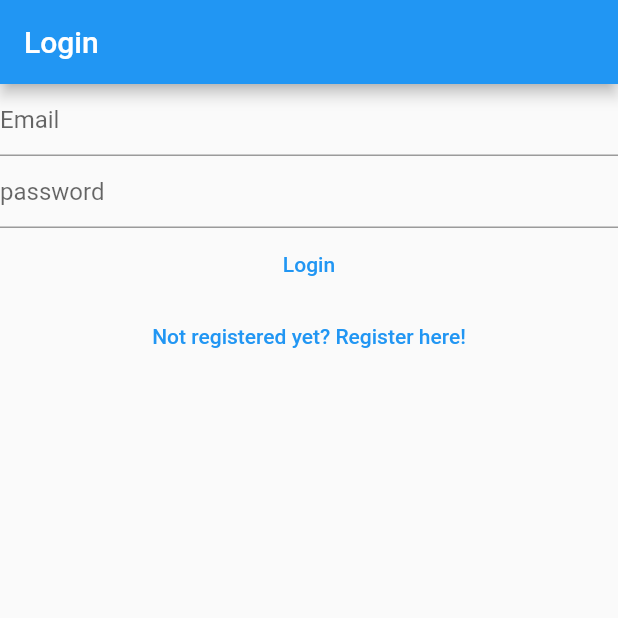
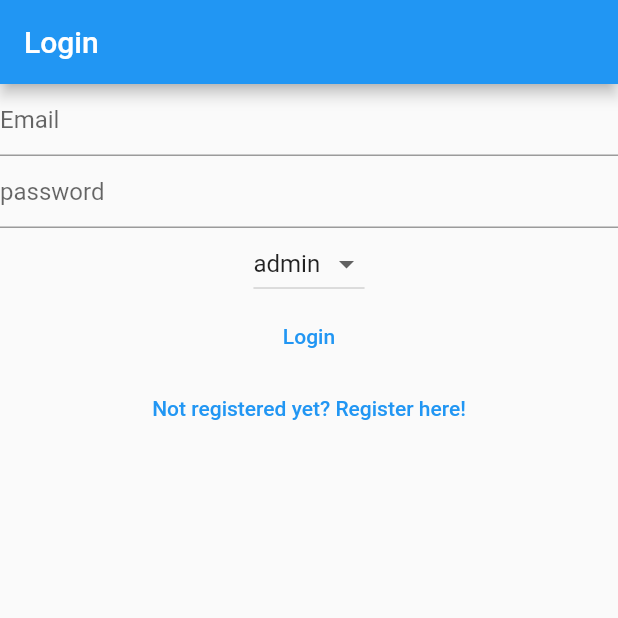
Before and after one commit to Nandan17/project_arbor, a Flutter app: the screen it shows after launch, after a tap on "Login", on a phone screen of 412 x 824 dp, the top half of it. Run offline on Flutter 3.47's test engine with Material 2 defaults, Android fonts, the phone set to English and light mode, and no system bars; our stand-ins replace firebase_auth, firebase_core; accounts and stored records are empty; network calls fail.

Commit message:
fourth commit

```diff
--- a/arbor/lib/main.dart
+++ b/arbor/lib/main.dart
@@ -1,3 +1,6 @@
+import 'package:arbor/views/home/admin_view.dart';
+import 'package:arbor/views/home/master_view.dart';
+import 'package:arbor/views/home/public_view.dart';
 import 'package:arbor/views/login_view.dart';
 import 'package:arbor/views/register_view.dart';
 import 'package:arbor/views/verify_email_view.dart';
@@ -12,13 +15,16 @@ void main() {
    MaterialApp(
      title: 'Arbor',
      theme: ThemeData(
-       primaryColor: Colors.green,
+       primaryColor: Colors.blue,
      ),
      home: const HomePage(),
      routes: {
-       '/login/':(context) => LoginView(),
-       '/register/':(context) => RegisterView(),
-       '/verify-email-view/':(context) => VerifyEmailView(),
+       '/login/':(context) => const LoginView(),
+       '/register/':(context) => const RegisterView(),
+       '/verify-email-view/':(context) => const VerifyEmailView(),
+       '/public/':(context) => const PublicView(),
+       '/admin/':(context) => const AdminView(),
+       '/master/':(context) => const MasterView(),
      },
    )
   );
@@ -40,9 +46,8 @@ class HomePage extends StatelessWidget {
                 if(user != null){
 
                   if(user.emailVerified){
-                     //devtools.log('email varified');
-                     //return const LoginView();
-                     print('Email is verified');
+                     //devtools.log('email verified');
+                     return const PublicView();
                    }else{
                      return const VerifyEmailView();
                    }
@@ -50,7 +55,6 @@ class HomePage extends StatelessWidget {
                     return const LoginView();
                 }
 
-               return const Text('Done');
                default:
                   return const CircularProgressIndicator();
           }
--- a/arbor/lib/views/login_view.dart
+++ b/arbor/lib/views/login_view.dart
@@ -1,5 +1,6 @@
 import 'package:firebase_auth/firebase_auth.dart';
 import 'package:flutter/material.dart';
+import 'dart:developer' as devtools show log;
 
 class LoginView extends StatefulWidget {
   const LoginView({ Key? key }) : super(key: key);
@@ -25,6 +26,9 @@ class _LoginViewState extends State<LoginView> {
     _password.dispose();
     super.dispose();
   }
+
+ List<String> items = <String>['admin','master','public'];
+ String selectedItem = 'admin';
 
   @override
   Widget build(BuildContext context) {
@@ -52,21 +56,67 @@ class _LoginViewState extends State<LoginView> {
               hintText: 'password'
             ),
           ),
+          DropdownButton<String>(
+            //hint: const Text('Select one'),
+            value: selectedItem,
+            items: items.map((String item) => DropdownMenuItem<String>(
+                   value: item,
+                   child: Text(item)
+                  ),
+                  ).toList(),
+              onChanged: (item) => setState(() {
+                selectedItem = item!;
+              }),
+          ),
           TextButton(
             onPressed: () async {
              final email = _email.text;
-            final password = _password.text;
+             final password = _password.text;
 
             try{
-              await FirebaseAuth.instance.signInWithEmailAndPassword(
+              final userCredential = await FirebaseAuth.instance.signInWithEmailAndPassword(
               email: email,
               password: password,
               );
+
+              devtools.log(userCredential.toString());
+              final user = FirebaseAuth.instance.currentUser;
+              if(user?.emailVerified ?? false){
+                //if users email is varified
+                devtools.log(selectedItem.toString());
+                if(selectedItem == 'admin'){
+                  Navigator.of(context)
+                .pushNamedAndRemoveUntil(
+                '/admin/',
+                (route) => false,);
+                }else if(selectedItem == 'master'){
+                  Navigator.of(context)
+                .pushNamedAndRemoveUntil(
+                '/master/',
+                (route) => false,);
+                }else if(selectedItem == 'public'){
+                  Navigator.of(context)
+                .pushNamedAndRemoveUntil(
+                '/public/',
+                (route) => false,);
+                }else{
+                  devtools.log('Please select one item');
+                }
+
+              }else{
+                //if users email is not varified
+                Navigator.of(context)
+                .pushNamedAndRemoveUntil(
+                '/verify-email-view/',
+                (route) => false,
+                );
+              }
+
             } on FirebaseAuthException catch(e){
               if(e.code == 'user-not-found'){
-                print('User not found');
+                devtools.log('User not found');
               } else if(e.code == 'wrong-password'){
-                print('wrong password');
+                devtools.log('wrong password');
               }
             }
           },
```
Also changed, not shown: arbor/lib/utilities/dialogs/logout_dialog.dart (added, +25 -0 lines), arbor/lib/views/home/admin_view.dart (added, +53 -0 lines), arbor/lib/views/home/master_view.dart (added, +53 -0 lines), arbor/lib/views/home/public_view.dart (added, +53 -0 lines), arbor/lib/views/register_view.dart (+5 -5 lines), arbor/lib/views/data/admin_view.dart (deleted), arbor/lib/views/data/master_view.dart (deleted), arbor/lib/views/data/public_view.dart (deleted), 1 other file.
